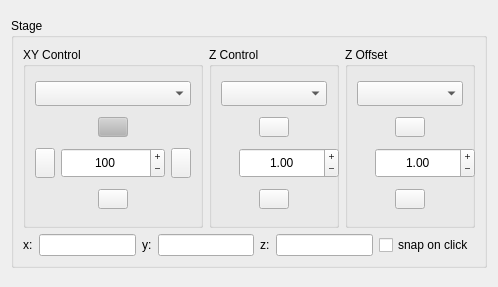
This is micromanager_gui/_gui_objects/mm_xyz_stage.ui in pymmcore-plus/napari-micromanager as Qt 5 draws it before an edit. The edited form follows.
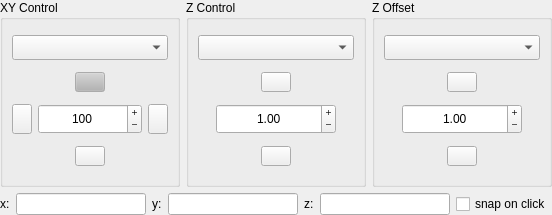
This is the edited form.

```diff
--- a/micromanager_gui/_gui_objects/mm_xyz_stage.ui
+++ b/micromanager_gui/_gui_objects/mm_xyz_stage.ui
@@ -6,41 +6,32 @@
    <rect>
     <x>0</x>
     <y>0</y>
-    <width>492</width>
-    <height>287</height>
+    <width>552</width>
+    <height>215</height>
    </rect>
   </property>
+  <property name="minimumSize">
+   <size>
+    <width>0</width>
+    <height>215</height>
+   </size>
+  </property>
   <property name="windowTitle">
    <string>Form</string>
   </property>
   <layout class="QGridLayout" name="gridLayout">
-   <item row="0" column="0">
-    <widget class="QGroupBox" name="stage_groupBox">
-     <property name="enabled">
-      <bool>true</bool>
-     </property>
-     <property name="sizePolicy">
-      <sizepolicy hsizetype="Expanding" vsizetype="Preferred">
-       <horstretch>0</horstretch>
-       <verstretch>0</verstretch>
-      </sizepolicy>
-     </property>
-     <property name="minimumSize">
-      <size>
-       <width>0</width>
-       <height>250</height>
-      </size>
-     </property>
-     <property name="maximumSize">
-      <size>
-       <width>16777215</width>
-       <height>250</height>
-      </size>
-     </property>
-     <property name="title">
-      <string>Stage</string>
-     </property>
-     <layout class="QGridLayout" name="gridLayout_14">
+   <property name="leftMargin">
+    <number>0</number>
+   </property>
+   <property name="topMargin">
+    <number>0</number>
+   </property>
+   <property name="rightMargin">
+    <number>0</number>
+   </property>
+   <property name="bottomMargin">
+    <number>0</number>
+   </property>
       <item row="0" column="0">
        <widget class="QGroupBox" name="XY_groupBox">
         <property name="enabled">
@@ -322,89 +313,6 @@
         </layout>
        </widget>
       </item>
-      <item row="1" column="0" colspan="3">
-       <layout class="QGridLayout" name="gridLayout_8">
-        <item row="0" column="5">
-         <widget class="QLineEdit" name="y_lineEdit">
-          <property name="alignment">
-           <set>Qt::AlignCenter</set>
-          </property>
-          <property name="readOnly">
-           <bool>true</bool>
-          </property>
-         </widget>
-        </item>
-        <item row="0" column="3">
-         <widget class="QLabel" name="label_8">
-          <property name="sizePolicy">
-           <sizepolicy hsizetype="Fixed" vsizetype="Fixed">
-            <horstretch>0</horstretch>
-            <verstretch>0</verstretch>
-           </sizepolicy>
-          </property>
-          <property name="text">
-           <string>y:</string>
-          </property>
-         </widget>
-        </item>
-        <item row="0" column="7">
-         <widget class="QLineEdit" name="z_lineEdit">
-          <property name="alignment">
-           <set>Qt::AlignCenter</set>
-          </property>
-          <property name="readOnly">
-           <bool>true</bool>
-          </property>
-         </widget>
-        </item>
-        <item row="0" column="6">
-         <widget class="QLabel" name="label_9">
-          <property name="sizePolicy">
-           <sizepolicy hsizetype="Fixed" vsizetype="Fixed">
-            <horstretch>0</horstretch>
-            <verstretch>0</verstretch>
-           </sizepolicy>
-          </property>
-          <property name="text">
-           <string>z:</string>
-          </property>
-         </widget>
-        </item>
-        <item row="0" column="2">
-         <widget class="QLineEdit" name="x_lineEdit">
-          <property name="enabled">
-           <bool>true</bool>
-          </property>
-          <property name="alignment">
-           <set>Qt::AlignCenter</set>
-          </property>
-          <property name="readOnly">
-           <bool>true</bool>
-          </property>
-         </widget>
-        </item>
-        <item row="0" column="1">
-         <widget class="QLabel" name="label_7">
-          <property name="sizePolicy">
-           <sizepolicy hsizetype="Fixed" vsizetype="Fixed">
-            <horstretch>0</horstretch>
-            <verstretch>0</verstretch>
-           </sizepolicy>
-          </property>
-          <property name="text">
-           <string>x:</string>
-          </property>
-         </widget>
-        </item>
-        <item row="0" column="8">
-         <widget class="QCheckBox" name="snap_on_click_checkBox">
-          <property name="text">
-           <string>snap on click</string>
-          </property>
-         </widget>
-        </item>
-       </layout>
-      </item>
       <item row="0" column="1">
        <widget class="QGroupBox" name="Z_groupBox">
         <property name="enabled">
@@ -418,7 +326,7 @@
         </property>
         <property name="minimumSize">
          <size>
-          <width>130</width>
+       <width>170</width>
           <height>0</height>
          </size>
         </property>
@@ -641,7 +549,7 @@
         </property>
         <property name="minimumSize">
          <size>
-          <width>130</width>
+       <width>170</width>
           <height>0</height>
          </size>
         </property>
@@ -851,8 +759,88 @@
         </layout>
        </widget>
       </item>
-     </layout>
-    </widget>
+   <item row="1" column="0" colspan="3">
+    <layout class="QGridLayout" name="gridLayout_8">
+     <item row="0" column="5">
+      <widget class="QLineEdit" name="y_lineEdit">
+       <property name="alignment">
+        <set>Qt::AlignCenter</set>
+       </property>
+       <property name="readOnly">
+        <bool>true</bool>
+       </property>
+      </widget>
+     </item>
+     <item row="0" column="3">
+      <widget class="QLabel" name="label_8">
+       <property name="sizePolicy">
+        <sizepolicy hsizetype="Fixed" vsizetype="Fixed">
+         <horstretch>0</horstretch>
+         <verstretch>0</verstretch>
+        </sizepolicy>
+       </property>
+       <property name="text">
+        <string>y:</string>
+       </property>
+      </widget>
+     </item>
+     <item row="0" column="7">
+      <widget class="QLineEdit" name="z_lineEdit">
+       <property name="alignment">
+        <set>Qt::AlignCenter</set>
+       </property>
+       <property name="readOnly">
+        <bool>true</bool>
+       </property>
+      </widget>
+     </item>
+     <item row="0" column="6">
+      <widget class="QLabel" name="label_9">
+       <property name="sizePolicy">
+        <sizepolicy hsizetype="Fixed" vsizetype="Fixed">
+         <horstretch>0</horstretch>
+         <verstretch>0</verstretch>
+        </sizepolicy>
+       </property>
+       <property name="text">
+        <string>z:</string>
+       </property>
+      </widget>
+     </item>
+     <item row="0" column="2">
+      <widget class="QLineEdit" name="x_lineEdit">
+       <property name="enabled">
+        <bool>true</bool>
+       </property>
+       <property name="alignment">
+        <set>Qt::AlignCenter</set>
+       </property>
+       <property name="readOnly">
+        <bool>true</bool>
+       </property>
+      </widget>
+     </item>
+     <item row="0" column="1">
+      <widget class="QLabel" name="label_7">
+       <property name="sizePolicy">
+        <sizepolicy hsizetype="Fixed" vsizetype="Fixed">
+         <horstretch>0</horstretch>
+         <verstretch>0</verstretch>
+        </sizepolicy>
+       </property>
+       <property name="text">
+        <string>x:</string>
+       </property>
+      </widget>
+     </item>
+     <item row="0" column="8">
+      <widget class="QCheckBox" name="snap_on_click_checkBox">
+       <property name="text">
+        <string>snap on click</string>
+       </property>
+      </widget>
+     </item>
+    </layout>
    </item>
   </layout>
  </widget>
```
Lines whose indentation alone changed are shown as unchanged.
